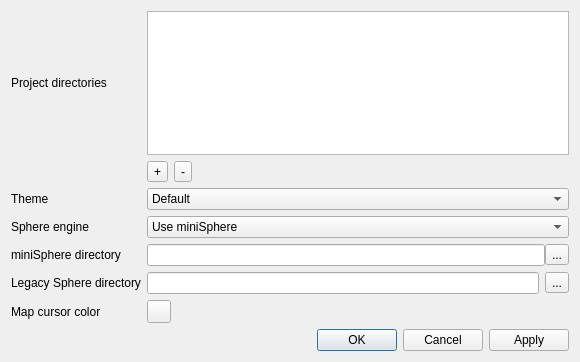
This is src/dialogs/settingswindow.ui in Eggbertx/QtSphere-IDE as Qt 5 draws it before an edit. The edited form follows.
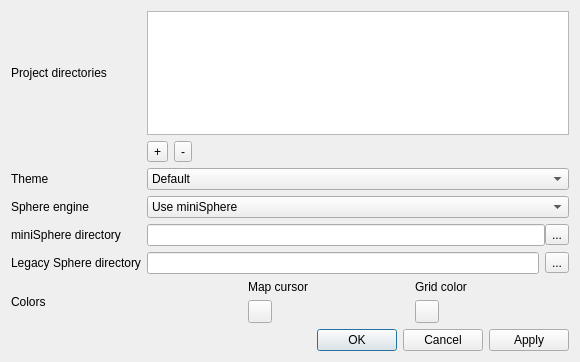
This is the edited form. Custom widgets are drawn as their Qt base class.

Commit message: Add show/hide grid button

```diff
--- a/src/dialogs/settingswindow.ui
+++ b/src/dialogs/settingswindow.ui
@@ -35,14 +35,55 @@
    <property name="sizeConstraint">
     <enum>QLayout::SetNoConstraint</enum>
    </property>
-   <item row="3" column="0">
-    <widget class="QLabel" name="sphereEngine_lbl">
+   <item row="1" column="2">
+    <layout class="QHBoxLayout" name="projectDirBtnsLayout">
+     <item>
+      <widget class="QToolButton" name="addDirButton">
      <property name="text">
-      <string>Sphere engine</string>
+        <string>+</string>
      </property>
     </widget>
    </item>
-   <item row="2" column="1">
+     <item>
+      <widget class="QToolButton" name="removeDirButton">
+       <property name="text">
+        <string>-</string>
+       </property>
+      </widget>
+     </item>
+     <item>
+      <spacer name="horizontalSpacer">
+       <property name="orientation">
+        <enum>Qt::Horizontal</enum>
+       </property>
+       <property name="sizeHint" stdset="0">
+        <size>
+         <width>650</width>
+         <height>20</height>
+        </size>
+       </property>
+      </spacer>
+     </item>
+    </layout>
+   </item>
+   <item row="5" column="0">
+    <widget class="QLabel" name="legacySphereDir_lbl">
+     <property name="text">
+      <string>Legacy Sphere directory</string>
+     </property>
+    </widget>
+   </item>
+   <item row="7" column="2">
+    <widget class="QDialogButtonBox" name="buttonBox">
+     <property name="standardButtons">
+      <set>QDialogButtonBox::Apply|QDialogButtonBox::Cancel|QDialogButtonBox::Ok</set>
+     </property>
+     <property name="centerButtons">
+      <bool>false</bool>
+     </property>
+    </widget>
+   </item>
+   <item row="2" column="2">
     <widget class="QComboBox" name="themeCombo">
      <item>
       <property name="text">
@@ -76,7 +117,48 @@
      </item>
     </widget>
    </item>
-   <item row="5" column="1">
+   <item row="0" column="0">
+    <widget class="QLabel" name="projectDirectories_lbl">
+     <property name="text">
+      <string>Project directories</string>
+     </property>
+    </widget>
+   </item>
+   <item row="4" column="0">
+    <widget class="QLabel" name="miniSphereDir_lbl">
+     <property name="text">
+      <string>miniSphere directory</string>
+     </property>
+    </widget>
+   </item>
+   <item row="6" column="0">
+    <widget class="QLabel" name="label">
+     <property name="text">
+      <string>Colors</string>
+     </property>
+    </widget>
+   </item>
+   <item row="0" column="2">
+    <widget class="QListWidget" name="projectDirsList">
+     <property name="sizePolicy">
+      <sizepolicy hsizetype="Expanding" vsizetype="Fixed">
+       <horstretch>0</horstretch>
+       <verstretch>0</verstretch>
+      </sizepolicy>
+     </property>
+     <property name="sortingEnabled">
+      <bool>false</bool>
+     </property>
+    </widget>
+   </item>
+   <item row="3" column="0">
+    <widget class="QLabel" name="sphereEngine_lbl">
+     <property name="text">
+      <string>Sphere engine</string>
+     </property>
+    </widget>
+   </item>
+   <item row="5" column="2">
     <layout class="QHBoxLayout" name="horizontalLayout">
      <item>
       <widget class="QLineEdit" name="legacySphereDir_txt"/>
@@ -90,7 +172,7 @@
      </item>
     </layout>
    </item>
-   <item row="4" column="1">
+   <item row="4" column="2">
     <layout class="QHBoxLayout" name="engineDirLayout">
      <property name="spacing">
       <number>0</number>
@@ -107,28 +189,14 @@
      </item>
     </layout>
    </item>
-   <item row="5" column="0">
-    <widget class="QLabel" name="legacySphereDir_lbl">
+   <item row="2" column="0">
+    <widget class="QLabel" name="theme_lbl">
      <property name="text">
-      <string>Legacy Sphere directory</string>
+      <string>Theme</string>
      </property>
     </widget>
    </item>
-   <item row="4" column="0">
-    <widget class="QLabel" name="miniSphereDir_lbl">
-     <property name="text">
-      <string>miniSphere directory</string>
-     </property>
-    </widget>
-   </item>
-   <item row="0" column="0">
-    <widget class="QLabel" name="projectDirectories_lbl">
-     <property name="text">
-      <string>Project directories</string>
-     </property>
-    </widget>
-   </item>
-   <item row="3" column="1">
+   <item row="3" column="2">
     <widget class="QComboBox" name="whichEngine_combo">
      <property name="toolTip">
       <string>&lt;html&gt;&lt;head/&gt;&lt;body&gt;&lt;p&gt;If the legacy engine is chosen on a non-Windows OS and WINE is available, it will be used.&lt;/p&gt;&lt;/body&gt;&lt;/html&gt;</string>
@@ -145,83 +213,46 @@
      </item>
     </widget>
    </item>
-   <item row="2" column="0">
-    <widget class="QLabel" name="theme_lbl">
-     <property name="text">
-      <string>Theme</string>
+   <item row="6" column="2">
+    <layout class="QGridLayout" name="colorsLayout">
+     <property name="horizontalSpacing">
+      <number>6</number>
      </property>
-    </widget>
-   </item>
-   <item row="6" column="1">
+     <item row="1" column="0">
     <widget class="ColorButton" name="mapCursorCol_btn">
      <property name="text">
       <string/>
      </property>
-     <property name="arrowType">
-      <enum>Qt::NoArrow</enum>
-     </property>
-    </widget>
-   </item>
-   <item row="1" column="1">
-    <layout class="QHBoxLayout" name="projectDirBtnsLayout">
-     <item>
-      <widget class="QToolButton" name="addDirButton">
+      </widget>
+     </item>
+     <item row="0" column="0">
+      <widget class="QLabel" name="mapCursor_lbl">
        <property name="text">
-        <string>+</string>
+        <string>Map cursor</string>
        </property>
-      </widget>
-     </item>
-     <item>
-      <widget class="QToolButton" name="removeDirButton">
-       <property name="text">
-        <string>-</string>
+       <property name="alignment">
+        <set>Qt::AlignCenter</set>
        </property>
       </widget>
-     </item>
-     <item>
-      <spacer name="horizontalSpacer">
-       <property name="orientation">
-        <enum>Qt::Horizontal</enum>
-       </property>
-       <property name="sizeHint" stdset="0">
-        <size>
-         <width>650</width>
-         <height>20</height>
-        </size>
-       </property>
-      </spacer>
-     </item>
-    </layout>
    </item>
    <item row="0" column="1">
-    <widget class="QListWidget" name="projectDirsList">
-     <property name="sizePolicy">
-      <sizepolicy hsizetype="Expanding" vsizetype="Fixed">
-       <horstretch>0</horstretch>
-       <verstretch>0</verstretch>
-      </sizepolicy>
-     </property>
-     <property name="sortingEnabled">
-      <bool>false</bool>
+      <widget class="QLabel" name="gridColor_lbl">
+       <property name="text">
+        <string>Grid color</string>
+       </property>
+       <property name="alignment">
+        <set>Qt::AlignCenter</set>
      </property>
     </widget>
    </item>
-   <item row="6" column="0">
-    <widget class="QLabel" name="label">
+     <item row="1" column="1">
+      <widget class="ColorButton" name="gridColor_btn">
      <property name="text">
-      <string>Map cursor color</string>
+        <string/>
      </property>
     </widget>
    </item>
-   <item row="7" column="1">
-    <widget class="QDialogButtonBox" name="buttonBox">
-     <property name="standardButtons">
-      <set>QDialogButtonBox::Apply|QDialogButtonBox::Cancel|QDialogButtonBox::Ok</set>
-     </property>
-     <property name="centerButtons">
-      <bool>false</bool>
-     </property>
-    </widget>
+    </layout>
    </item>
   </layout>
  </widget>
```
Lines whose indentation alone changed are shown as unchanged. The commit also changes 9 other files.
